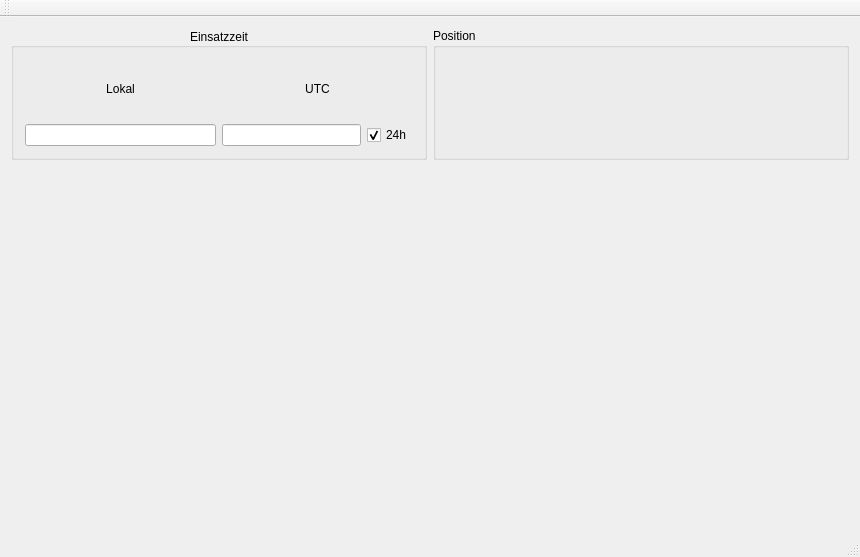
Before: the Qt Designer form Formulare/Hauptfenster.ui in tuxmaster/ELS-Klient, drawn with Qt 5.
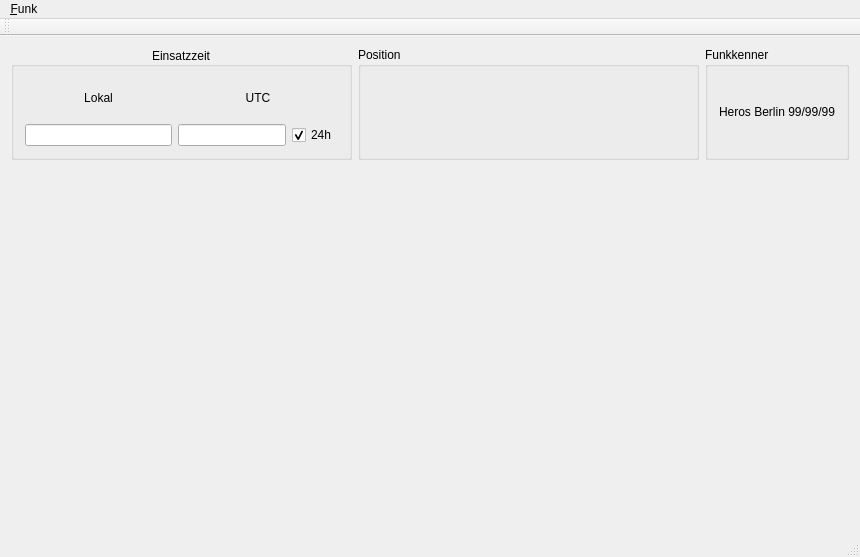
After: the same form once the commit is applied.

Commit message: - Funkkenner wird angezeigt - Einstellungen werden gespeichert.

```diff
--- a/Formulare/Hauptfenster.ui
+++ b/Formulare/Hauptfenster.ui
@@ -14,7 +14,7 @@
    <string>Einsatzleitsystem - Klient</string>
   </property>
   <widget class="QWidget" name="centralWidget">
-   <layout class="QVBoxLayout" name="verticalLayout_5">
+   <layout class="QVBoxLayout" name="verticalLayout_6">
     <item>
      <layout class="QHBoxLayout" name="horizontalLayout_2">
       <item>
@@ -137,6 +137,22 @@
         </layout>
        </widget>
       </item>
+      <item>
+       <widget class="QGroupBox" name="groupBox_3">
+        <property name="title">
+         <string>Funkkenner</string>
+        </property>
+        <layout class="QVBoxLayout" name="verticalLayout_5">
+         <item>
+          <widget class="QLabel" name="txtFunkkenner">
+           <property name="text">
+            <string>Heros Berlin 99/99/99</string>
+           </property>
+          </widget>
+         </item>
+        </layout>
+       </widget>
+      </item>
      </layout>
     </item>
     <item>
@@ -163,6 +179,13 @@
      <height>27</height>
     </rect>
    </property>
+   <widget class="QMenu" name="menu_Funk">
+    <property name="title">
+     <string>&amp;Funk</string>
+    </property>
+    <addaction name="action_Kenner_setzen"/>
+   </widget>
+   <addaction name="menu_Funk"/>
   </widget>
   <widget class="QToolBar" name="mainToolBar">
    <attribute name="toolBarArea">
```
Left out of the diff: 5 changed lines with no effect on the pictures. The commit also changes 6 other files.
